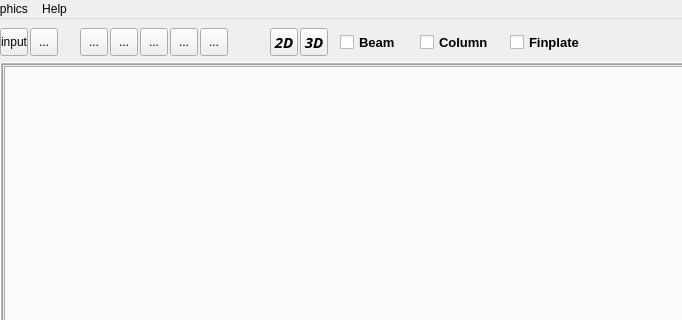
This is Connections/Shear/Finplate/finPlate.ui in deepa-chaudhari/OsdagLive as Qt 5 draws it before an edit; both pictures show x 140 to 822 and y 0 to 320 of the 1332 by 767 pixel window. The edited form follows.
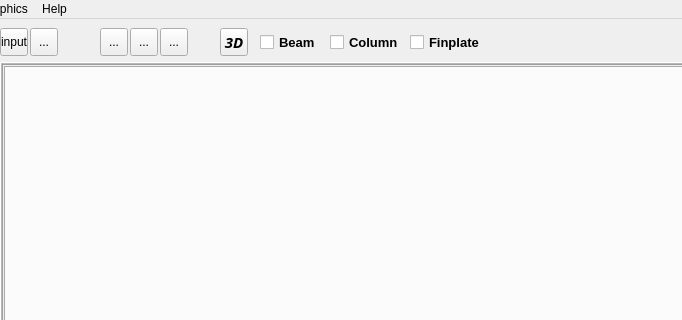
This is the edited form. Icons and pictures are not drawn.

```diff
--- a/Connections/Shear/Finplate/finPlate.ui
+++ b/Connections/Shear/Finplate/finPlate.ui
@@ -103,7 +103,7 @@
       <widget class="QToolButton" name="btnZmOut">
        <property name="geometry">
         <rect>
-         <x>80</x>
+         <x>160</x>
          <y>0</y>
          <width>28</width>
          <height>28</height>
@@ -124,15 +124,15 @@
        </property>
        <property name="iconSize">
         <size>
-         <width>18</width>
-         <height>18</height>
+         <width>22</width>
+         <height>22</height>
         </size>
        </property>
       </widget>
       <widget class="QToolButton" name="btnZmIn">
        <property name="geometry">
         <rect>
-         <x>110</x>
+         <x>100</x>
          <y>0</y>
          <width>28</width>
          <height>28</height>
@@ -153,64 +153,6 @@
        </property>
        <property name="iconSize">
         <size>
-         <width>18</width>
-         <height>18</height>
-        </size>
-       </property>
-      </widget>
-      <widget class="QToolButton" name="btnSvgSave">
-       <property name="geometry">
-        <rect>
-         <x>200</x>
-         <y>0</y>
-         <width>28</width>
-         <height>28</height>
-        </rect>
-       </property>
-       <property name="focusPolicy">
-        <enum>Qt::NoFocus</enum>
-       </property>
-       <property name="toolTip">
-        <string>Save 3D Images</string>
-       </property>
-       <property name="text">
-        <string>...</string>
-       </property>
-       <property name="icon">
-        <iconset resource="ResourceFiles/icons.qrc">
-         <normaloff>:/newPrefix/images/save.png</normaloff>:/newPrefix/images/save.png</iconset>
-       </property>
-       <property name="iconSize">
-        <size>
-         <width>18</width>
-         <height>18</height>
-        </size>
-       </property>
-      </widget>
-      <widget class="QToolButton" name="btnTotatAcw">
-       <property name="geometry">
-        <rect>
-         <x>140</x>
-         <y>0</y>
-         <width>28</width>
-         <height>28</height>
-        </rect>
-       </property>
-       <property name="focusPolicy">
-        <enum>Qt::NoFocus</enum>
-       </property>
-       <property name="toolTip">
-        <string>Rotate Left</string>
-       </property>
-       <property name="text">
-        <string>...</string>
-       </property>
-       <property name="icon">
-        <iconset resource="ResourceFiles/icons.qrc">
-         <normaloff>:/newPrefix/images/rotate-ccw.png</normaloff>:/newPrefix/images/rotate-ccw.png</iconset>
-       </property>
-       <property name="iconSize">
-        <size>
          <width>22</width>
          <height>22</height>
         </size>
@@ -219,7 +161,7 @@
       <widget class="QToolButton" name="btnRotatCw">
        <property name="geometry">
         <rect>
-         <x>170</x>
+         <x>130</x>
          <y>0</y>
          <width>28</width>
          <height>28</height>
@@ -240,15 +182,15 @@
        </property>
        <property name="iconSize">
         <size>
-         <width>25</width>
-         <height>25</height>
+         <width>22</width>
+         <height>22</height>
         </size>
        </property>
       </widget>
       <widget class="QToolButton" name="btn3D">
        <property name="geometry">
         <rect>
-         <x>300</x>
+         <x>220</x>
          <y>0</y>
          <width>28</width>
          <height>28</height>
@@ -284,7 +226,7 @@
       <widget class="QCheckBox" name="chkBxBeam">
        <property name="geometry">
         <rect>
-         <x>340</x>
+         <x>260</x>
          <y>0</y>
          <width>71</width>
          <height>29</height>
@@ -307,7 +249,7 @@
       <widget class="QCheckBox" name="chkBxCol">
        <property name="geometry">
         <rect>
-         <x>420</x>
+         <x>330</x>
          <y>0</y>
          <width>91</width>
          <height>29</height>
@@ -330,7 +272,7 @@
       <widget class="QCheckBox" name="chkBxFinplate">
        <property name="geometry">
         <rect>
-         <x>510</x>
+         <x>410</x>
          <y>0</y>
          <width>92</width>
          <height>29</height>
@@ -350,43 +292,6 @@
         <string>Finplate</string>
        </property>
       </widget>
-      <widget class="QToolButton" name="btn_2D">
-       <property name="geometry">
-        <rect>
-         <x>270</x>
-         <y>0</y>
-         <width>28</width>
-         <height>28</height>
-        </rect>
-       </property>
-       <property name="font">
-        <font>
-         <family>Droid Serif</family>
-         <pointsize>11</pointsize>
-         <weight>75</weight>
-         <italic>true</italic>
-         <bold>true</bold>
-        </font>
-       </property>
-       <property name="focusPolicy">
-        <enum>Qt::NoFocus</enum>
-       </property>
-       <property name="toolTip">
-        <string>2D-Drawings</string>
-       </property>
-       <property name="text">
-        <string>2D</string>
-       </property>
-       <property name="iconSize">
-        <size>
-         <width>22</width>
-         <height>23</height>
-        </size>
-       </property>
-       <property name="checkable">
-        <bool>false</bool>
-       </property>
-      </widget>
      </widget>
     </item>
     <item>
```
Left out of the diff: 35 changed lines with no effect on the pictures.
